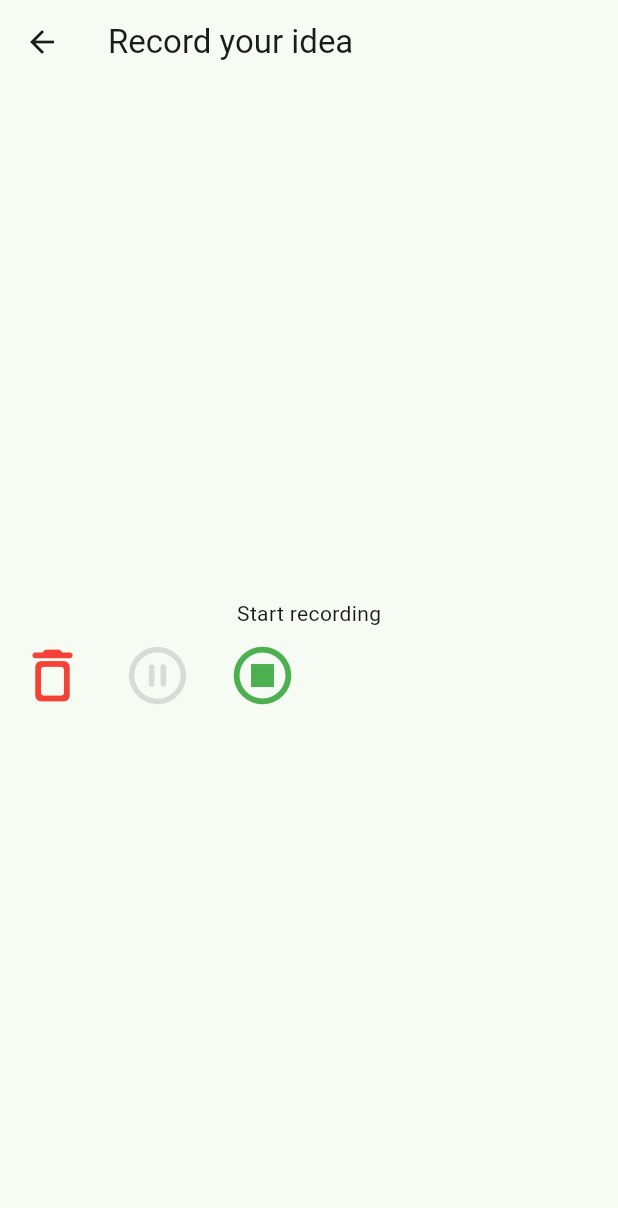
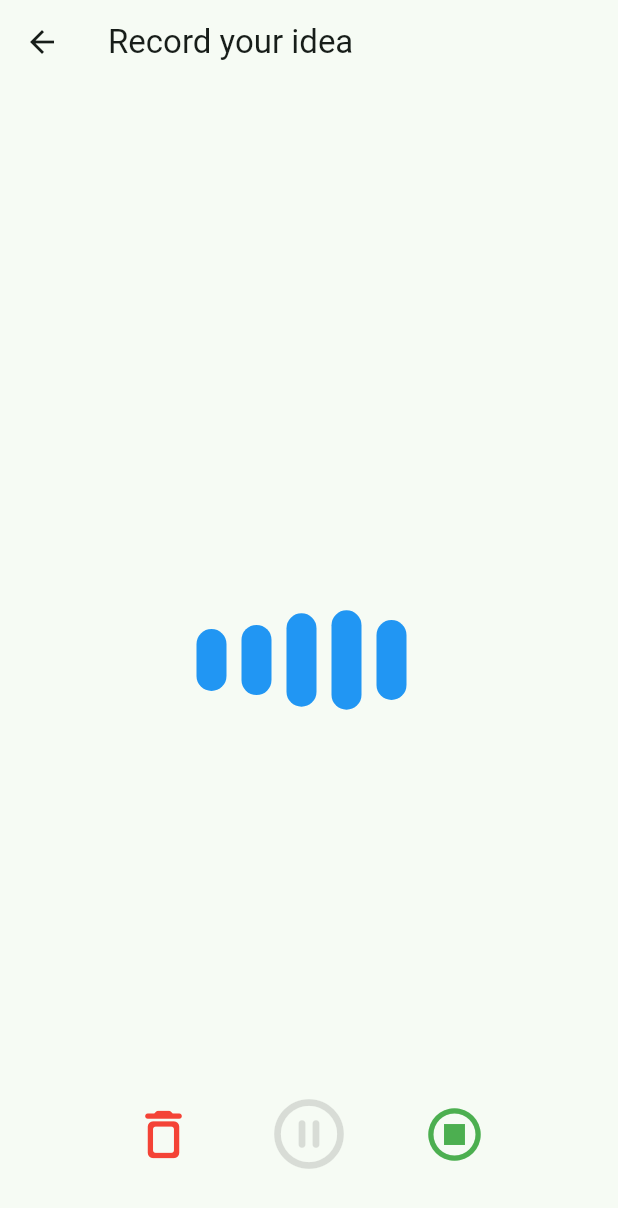
Before and after one commit to M4rteaga/memos_app, a Flutter app: the RecordingPage screen opened by its route, after a tap on the "radio button checked" icon, on a phone screen of 412 x 824 dp. Shown: the top 1208 px of the screen. Run offline on Flutter 3.47's test engine with Material 3 defaults, Android fonts, the phone set to English and light mode, and no system bars; our stand-ins replace flutter_riverpod, permission_handler, riverpod_annotation; missing offline and left inert: audio_session, record; generated files the repository leaves out were written again; statements that could not run were skipped.

Commit message:
feature: add animation to recording screen

```diff
--- /dev/null
+++ b/lib/src/ui/recording/models/recording_model.dart
@@ -0,0 +1,13 @@
+import 'dart:typed_data';
+
+import 'recording_state_enum.dart';
+
+class RecordingModel {
+  RecordingModel({
+    required this.recordingState,
+    this.recording,
+  });
+
+  Stream<Uint8List>? recording;
+  RecordingState recordingState;
+}
--- /dev/null
+++ b/lib/src/ui/recording/models/recording_state_enum.dart
@@ -0,0 +1,6 @@
+enum RecordingState {
+  none,
+  recording,
+  paused,
+  finish,
+}
--- a/lib/src/ui/recording/controller/recording_controller.dart
+++ b/lib/src/ui/recording/notifier/recording_controller.dart
@@ -1,23 +1,14 @@
 import 'dart:async';
 
 import 'package:audio_session/audio_session.dart';
+import 'package:memo_app/src/ui/recording/models/recording_model.dart';
 import 'package:record/record.dart';
 import 'package:riverpod_annotation/riverpod_annotation.dart';
 import 'package:permission_handler/permission_handler.dart';
 
+import '../models/recording_state_enum.dart';
+
 part 'recording_controller.g.dart';
-
-///Recording screen has 4 basic states
-/// Non in which the screen just shows the initial message
-/// Recording in which the screen start the recording animation and so
-/// Pause, recording stops but the user can continue recording
-/// end, the user ends the recording
-enum RecordingState {
-  none,
-  recording,
-  paused,
-  finish,
-}
 
 @riverpod
 class RecordingNotifier extends _$RecordingNotifier {
@@ -25,7 +16,7 @@ class RecordingNotifier extends _$RecordingNotifier {
   late PermissionStatus _microphonePermissionStatus;
 
   @override
-  FutureOr<RecordingState> build() async {
+  FutureOr<RecordingModel> build() async {
     _microphonePermissionStatus = await Permission.microphone.request();
 
     _record = AudioRecorder();
@@ -33,7 +24,7 @@ class RecordingNotifier extends _$RecordingNotifier {
 
       await _initializeAudioSession();
     }
-    return RecordingState.none;
+    return RecordingModel(recordingState: RecordingState.none);
   }
 
   Future<void> _initializeAudioSession() async {
@@ -66,19 +57,16 @@ class RecordingNotifier extends _$RecordingNotifier {
         encoder: AudioEncoder.pcm16bits,
       ),
     );
+    // final amplitudStream  = _record.onAmplitudeChanged(Duration(milliseconds: 1));
+    // amplitudStream.listen((amplitud) => print('esta es la amplitud current ${amplitud.current} y max ${amplitud.max}'));
 
-    stream.listen(
-      (event) => print('evento data $event'),
-      onError: (e) => print('este es el error $e'),
-    );
-
-    state = AsyncValue.data(RecordingState.recording);
+    state = AsyncValue.data(RecordingModel(recordingState: RecordingState.recording, recording: stream));
   }
 
   Future<void> pauseRecording() async {
     await _record.pause();
 
-    state = AsyncValue.data(RecordingState.paused);
+state = AsyncValue.data(RecordingModel(recordingState: RecordingState.paused, recording: state.value?.recording));
   }
 
   Future<void> resumeRecording() async {
@@ -86,7 +74,7 @@ class RecordingNotifier extends _$RecordingNotifier {
       await _record.resume();
     }
 
-    state = AsyncValue.data(RecordingState.recording);
+state = AsyncValue.data(RecordingModel(recordingState: RecordingState.recording, recording: state.value?.recording));
   }
 
   Future<void> stopRecording() async {
@@ -95,6 +83,6 @@ class RecordingNotifier extends _$RecordingNotifier {
     await _record.dispose();
 
     print("este es el nose $nose");
-    state = AsyncValue.data(RecordingState.none);
+state = AsyncValue.data(RecordingModel(recordingState: RecordingState.none, recording: null));
   }
 }
--- /dev/null
+++ b/lib/src/ui/recording/notifier/recording_stream_provider.dart
@@ -0,0 +1,9 @@
+import 'dart:typed_data';
+import 'package:flutter_riverpod/flutter_riverpod.dart';
+import 'package:riverpod_annotation/riverpod_annotation.dart';
+
+@riverpod
+Future<Stream<Uint8List>> fetchConfiguration(Ref ref,) async {
+
+  return Future.value(Stream.empty());
+}
--- a/lib/src/ui/recording/recording_page.dart
+++ b/lib/src/ui/recording/recording_page.dart
@@ -1,59 +1,29 @@
 import 'package:flutter/material.dart';
-import 'package:flutter_riverpod/flutter_riverpod.dart';
-import 'package:memo_app/src/ui/recording/widgets/recording_button.dart';
+import 'package:memo_app/src/ui/recording/widgets/recording_task_bar.dart';
+import 'package:memo_app/src/ui/recording/widgets/recording_visualizer.dart';
 
-import 'controller/recording_controller.dart';
-
-class RecordingPage extends ConsumerWidget {
+class RecordingPage extends StatelessWidget {
   const RecordingPage({super.key});
 
   @override
-  Widget build(BuildContext context, WidgetRef ref) {
-    final asyncState = ref.watch(recordingNotifierProvider);
-
+  Widget build(BuildContext context) {
     return Scaffold(
       appBar: AppBar(
         title: Text('Record your idea'),
       ),
-      body: Center(
-        child: Column(
-          mainAxisAlignment: MainAxisAlignment.center,
-          crossAxisAlignment: CrossAxisAlignment.center,
-          children: [
-            Text('Start recording'),
-            switch (asyncState) {
-              AsyncData state => switch (state.value) {
-                  RecordingState.none => RecordingButtons.record(
-                      onRecordPressed: () => ref
-                          .read(recordingNotifierProvider.notifier)
-                          .startRecording(),
-                    ),
-                  RecordingState.recording => RecordingButtons.recording(
-                      onPausePressed: () => ref
-                          .read(recordingNotifierProvider.notifier)
-                          .pauseRecording(),
-                      onDeletePressed: () => {}, //TODO: add method
-                      onStopPressed: () => ref
-                          .read(recordingNotifierProvider.notifier)
-                          .stopRecording(),
-                    ),
-                  RecordingState.paused => RecordingButtons.paused(
-                      onResumePressed: () => ref
-                          .read(recordingNotifierProvider.notifier)
-                          .resumeRecording(),
-                      onDeletePressed: () => ref
-                          .read(recordingNotifierProvider.notifier)
-                          .stopRecording(), //TODO: add method
-                      onStopPressed: () => ref
-                          .read(recordingNotifierProvider.notifier)
-                          .stopRecording(),
-                    ),
-                  _ => SizedBox(),
-                },
-              _ => SizedBox(),
-            }
-          ],
-        ),
+      body: Padding(
+        padding: const EdgeInsets.all(32.0),
+        child: Stack(alignment: Alignment.bottomCenter, children: [
+          Center(
+            child: RecordingVisualizer(),
+          ),
+          Positioned(
+            bottom: 0,
+            child: Center(
+              child: RecordingTaskBar(),
+            ),
+          )
+        ]),
       ),
     );
   }
--- a/lib/src/ui/recording/widgets/recording_button.dart
+++ b/lib/src/ui/recording/widgets/recording_button.dart
@@ -1,5 +1,6 @@
 import 'package:flutter/material.dart';
-import 'package:memo_app/src/ui/recording/controller/recording_controller.dart';
+
+import '../models/recording_state_enum.dart';
 
 class RecordingButtons extends StatelessWidget {
   const RecordingButtons({
@@ -50,6 +51,9 @@ class RecordingButtons extends StatelessWidget {
     );
   }
 
+  static const double mainIconSize = 56;
+  static const double secondaryIconSize = 42;
+
   @override
   Widget build(BuildContext context) {
     return switch (recordingState) {
@@ -58,55 +62,59 @@ class RecordingButtons extends StatelessWidget {
           child: Icon(
             Icons.radio_button_checked_rounded,
             color: Colors.red,
-            size: 46,
+            size: mainIconSize,
           )),
       RecordingState.recording => Row(
+          mainAxisAlignment: MainAxisAlignment.center,
+          spacing: 24,
           children: [
             TextButton(
                 onPressed: onDeletePressed,
                 child: Icon(
                   Icons.delete_outline_rounded,
                   color: Colors.red,
-                  size: 46,
+                  size: secondaryIconSize,
                 )),
             TextButton(
                 onPressed: onPausePressed,
                 child: Icon(
                   Icons.pause_circle_outline_rounded,
                   color: Colors.black12,
-                  size: 46,
+                  size: mainIconSize,
                 )),
             TextButton(
                 onPressed: onStopPressed,
                 child: Icon(
                   Icons.stop_circle_outlined,
                   color: Colors.green,
-                  size: 46,
+                  size: secondaryIconSize,
                 )),
           ],
         ),
       RecordingState.paused => Row(
+          mainAxisAlignment: MainAxisAlignment.center,
+          spacing: 24,
           children: [
             TextButton(
                 onPressed: onDeletePressed,
                 child: Icon(
                   Icons.delete_outline_rounded,
                   color: Colors.red,
-                  size: 46,
+                  size: secondaryIconSize,
                 )),
             TextButton(
                 onPressed: onResumePressed,
                 child: Icon(
                   Icons.play_arrow_rounded,
                   color: Colors.black12,
-                  size: 46,
+                  size: mainIconSize,
                 )),
             TextButton(
                 onPressed: onStopPressed,
                 child: Icon(
                   Icons.stop_circle_outlined,
                   color: Colors.green,
-                  size: 46,
+                  size: secondaryIconSize,
                 )),
           ],
         ),
--- /dev/null
+++ b/lib/src/ui/recording/widgets/recording_task_bar.dart
@@ -0,0 +1,43 @@
+import 'package:flutter/material.dart';
+import 'package:flutter_riverpod/flutter_riverpod.dart';
+import 'package:memo_app/src/ui/recording/models/recording_model.dart';
+
+import '../models/recording_state_enum.dart';
+import '../notifier/recording_controller.dart';
+import 'recording_button.dart';
+
+class RecordingTaskBar extends ConsumerWidget {
+  const RecordingTaskBar({super.key});
+
+  @override
+  Widget build(BuildContext context, WidgetRef ref) {
+    final asyncState = ref.watch(recordingNotifierProvider);
+    return switch (asyncState) {
+      AsyncData<RecordingModel> state => switch (state.value.recordingState) {
+          RecordingState.none => RecordingButtons.record(
+              onRecordPressed: () =>
+                  ref.read(recordingNotifierProvider.notifier).startRecording(),
+            ),
+          RecordingState.recording => RecordingButtons.recording(
+              onPausePressed: () =>
+                  ref.read(recordingNotifierProvider.notifier).pauseRecording(),
+              onDeletePressed: () => {}, //TODO: add method
+              onStopPressed: () =>
+                  ref.read(recordingNotifierProvider.notifier).stopRecording(),
+            ),
+          RecordingState.paused => RecordingButtons.paused(
+              onResumePressed: () => ref
+                  .read(recordingNotifierProvider.notifier)
+                  .resumeRecording(),
+              onDeletePressed: () => ref
+                  .read(recordingNotifierProvider.notifier)
+                  .stopRecording(), //TODO: add method
+              onStopPressed: () =>
+                  ref.read(recordingNotifierProvider.notifier).stopRecording(),
+            ),
+          _ => SizedBox(),
+        },
+      _ => SizedBox(),
+    };
+  }
+}
--- /dev/null
+++ b/lib/src/ui/recording/widgets/recording_visualizer.dart
@@ -0,0 +1,118 @@
+import 'dart:async';
+import 'package:flutter/material.dart';
+import 'package:flutter_riverpod/flutter_riverpod.dart';
+import 'package:memo_app/src/ui/recording/models/recording_model.dart';
+import 'package:memo_app/src/ui/recording/notifier/recording_controller.dart';
+
+import '../models/recording_state_enum.dart';
+
+class RecordingVisualizer extends ConsumerStatefulWidget {
+  const RecordingVisualizer({super.key});
+
+  @override
+  ConsumerState<RecordingVisualizer> createState() =>
+      _RecordingVisualizerState();
+}
+
+class _RecordingVisualizerState extends ConsumerState<RecordingVisualizer> {
+  final List<double> _initialHeights = [0.01, 0.01, 0.01, 0.01, 0.01];
+  final List<double> _heights = [0.05, 0.07, 0.1, 0.07, 0.05];
+
+  Timer? _timer;
+
+  @override
+  void initState() {
+    _startAnimating();
+    super.initState();
+  }
+
+  @override
+  void dispose() {
+    _timer?.cancel();
+    super.dispose();
+  }
+
+  void _startAnimating() {
+    _timer = Timer.periodic(const Duration(milliseconds: 150), (timer) {
+      setState(() {
+        // This is a simple way to rotate the list, creating a wave effect.
+        _heights.add(_heights.removeAt(0));
+      });
+    });
+  }
+
+  @override
+  Widget build(BuildContext context) {
+    final asyncData = ref.watch(recordingNotifierProvider);
+
+    return SizedBox(
+      height: MediaQuery.sizeOf(context).height * 0.1,
+      child: Row(
+        mainAxisAlignment: MainAxisAlignment.center,
+        children: switch (asyncData) {
+          AsyncData<RecordingModel> state => switch (
+                state.value.recordingState) {
+              RecordingState.none ||
+              RecordingState.paused =>
+                _initialHeights.map((height) {
+                  return AnimatedContainer(
+                    duration: const Duration(milliseconds: 300),
+                    width: 20,
+                    height: MediaQuery.sizeOf(context).height * height,
+                    margin: const EdgeInsets.only(right: 10),
+                    decoration: BoxDecoration(
+                      color: Colors.blue,
+                      borderRadius: BorderRadius.circular(50),
+                    ),
+                  );
+                }).toList() as List<Widget>,
+              RecordingState.recording => _heights.map((height) {
+                  return AnimatedContainer(
+                    duration: const Duration(milliseconds: 300),
+                    width: 20,
+                    height: MediaQuery.sizeOf(context).height * height,
+                    margin: const EdgeInsets.only(right: 10),
+                    decoration: BoxDecoration(
+                      color: Colors.blue,
+                      borderRadius: BorderRadius.circular(50),
+                    ),
+                  );
+                }).toList() as List<Widget>,
+              _ => [SizedBox()],
+            },
+          _ => [SizedBox()],
+        },
+      ),
+    );
+  }
+}
+
+// class NoLoSe extends StatelessWidget {
+//   NoLoSe({super.key, required this.asyncValue});
+//   final AsyncValue<RecordingModel> asyncValue;
+
+//   final List<double> _initialHeights = [0.01, 0.01, 0.01, 0.01, 0.01];
+//   final List<double> _heights = [0.05, 0.07, 0.1, 0.07, 0.05];
+
+//   @override
+//   Widget build(BuildContext context) {
+//     return switch (asyncValue) {
+//       AsyncData<RecordingModel> state => switch (state.value.recordingState) {
+//           RecordingState.none => _heights.map((height) {
+//               return AnimatedContainer(
+//                 duration: const Duration(milliseconds: 300),
+//                 width: 20,
+//                 height: MediaQuery.sizeOf(context).height * height,
+//                 margin: const EdgeInsets.only(right: 10),
+//                 decoration: BoxDecoration(
+//                   color: Colors.blue,
+//                   borderRadius: BorderRadius.circular(50),
+//                 ),
+//               );
+//             }).toList() as List<Widget>,
+//           _ => SizedBox(),
+//         },
+//       _ => SizedBox(),
+//     };
+//   }
+// }
```
Also changed, not shown: lib/src/ui/recording/notifier/recording_controller.g.dart.
